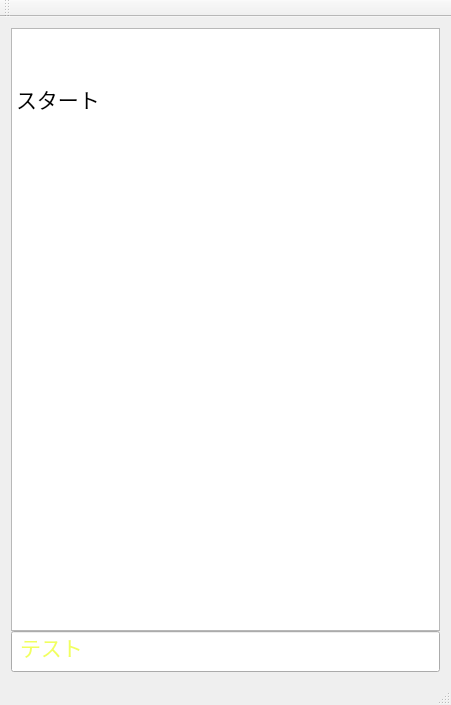
First picture: the form in qtpinpon/mainwindow.ui, repository kayleema/tanuki, before the edit.
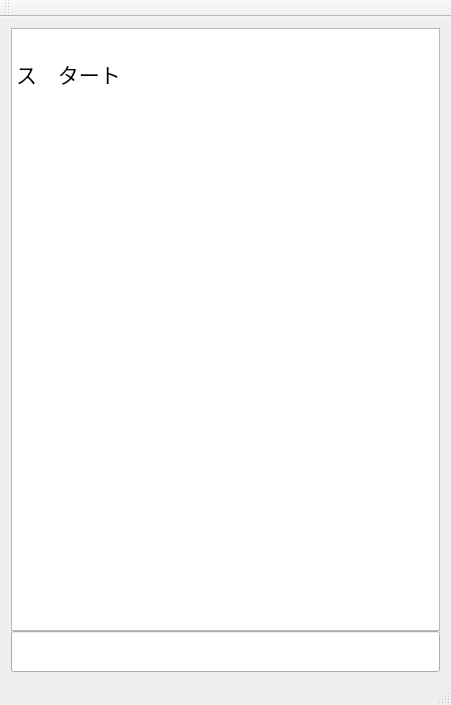
Second picture: the form after the edit. Icons and pictures are not drawn.

```diff
--- a/qtpinpon/mainwindow.ui
+++ b/qtpinpon/mainwindow.ui
@@ -34,19 +34,12 @@
                             <bool>true</bool>
                         </property>
                         <property name="html">
-                            <string>&lt;!DOCTYPE HTML PUBLIC &quot;-//W3C//DTD
-                                HTML 4.0//EN&quot; &quot;http://www.w3.org/TR/REC-html40/strict.dtd&quot;&gt;
-                                &lt;html&gt;&lt;head&gt;&lt;meta name=&quot;qrichtext&quot;
-                                content=&quot;1&quot; /&gt;&lt;style type=&quot;text/css&quot;&gt;
-                                p, li { white-space: pre-wrap; }
-                                &lt;/style&gt;&lt;/head&gt;&lt;body style=&quot;
-                                font-family:'.SF NS Text'; font-size:16pt;
-                                font-weight:400; font-style:normal;&quot;&gt;
-                                &lt;p style=&quot; margin-top:0px;
-                                margin-bottom:0px; margin-left:0px;
-                                margin-right:0px; -qt-block-indent:0;
-                                text-indent:0px;&quot;&gt;スタート&lt;/p&gt;&lt;/body&gt;&lt;/html&gt;
-                            </string>
+       <string>&lt;!DOCTYPE HTML PUBLIC &quot;-//W3C//DTD HTML 4.0//EN&quot; &quot;http://www.w3.org/TR/REC-html40/strict.dtd&quot;&gt;
+&lt;html&gt;&lt;head&gt;&lt;meta name=&quot;qrichtext&quot; content=&quot;1&quot; /&gt;&lt;style type=&quot;text/css&quot;&gt;
+p, li { white-space: pre-wrap; }
+&lt;/style&gt;&lt;/head&gt;&lt;body style=&quot; font-family:'.SF NS Text'; font-size:16pt; font-weight:400; font-style:normal;&quot;&gt;
+&lt;p style=&quot; margin-top:0px; margin-bottom:0px; margin-left:0px; margin-right:0px; -qt-block-indent:0; text-indent:0px;&quot;&gt;                                &lt;/p&gt;
+&lt;p style=&quot; margin-top:0px; margin-bottom:0px; margin-left:0px; margin-right:0px; -qt-block-indent:0; text-indent:0px;&quot;&gt;ス　タート                            &lt;/p&gt;&lt;/body&gt;&lt;/html&gt;</string>
                         </property>
                     </widget>
                 </item>
@@ -63,7 +56,7 @@
                             </string>
                         </property>
                         <property name="text">
-                            <string>テスト</string>
+       <string/>
                         </property>
                     </widget>
                 </item>
```
Left out of the diff: 3 changed lines with no effect on the pictures. Lines whose indentation alone changed are shown as unchanged.
